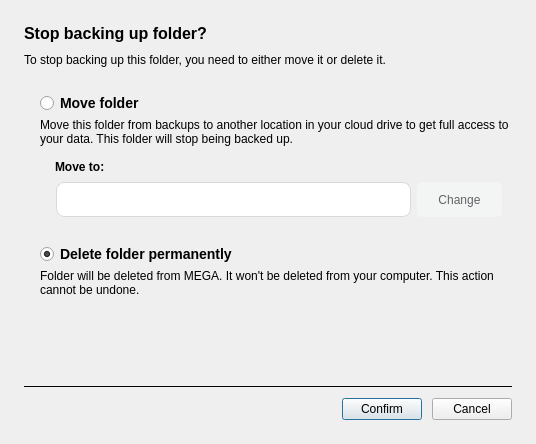
First picture: the form in src/MEGASync/syncs/gui/Backups/linux/RemoveBackupDialog.ui, repository meganz/MEGAsync, before the edit.
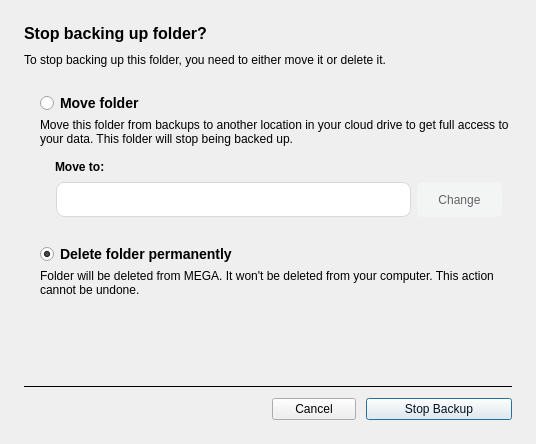
Second picture: the form after the edit. Icons and pictures are not drawn.

Commit message: SNC-4742: Finished new design & themed tokens.

What changed in the file:
```diff
--- a/src/MEGASync/syncs/gui/Backups/linux/RemoveBackupDialog.ui
+++ b/src/MEGASync/syncs/gui/Backups/linux/RemoveBackupDialog.ui
@@ -20,12 +20,23 @@
    <string>Stop backup</string>
   </property>
   <property name="styleSheet">
-   <string notr="true">#lTitle
+   <string notr="true">/*ColorTokenIcon;Button;bConfirm;normal;off;colorToken.text-inverse-accent*/
+/*ColorTokenIcon;Button;bConfirm;disabled;off;colorToken.text-inverse-accent*/
+/*ColorTokenIcon;Button;bConfirm;active;off;colorToken.text-inverse-accent*/
+/*ColorTokenIcon;Button;bConfirm;selected;off;colorToken.text-inverse-accent*/
+
+#lTitle
 {
 font-weight: 600;
 font-size:16px;
 }
 
+#bConfirm
+{
+color: #04101E; /*colorToken.text-inverse-accent*/
+background-color:  #F4F4F5; /*colorToken.button-primary*/
+}
+
 #rMoveFolder, #rDeleteFolder
 {
 font-weight: 600;
@@ -316,24 +327,52 @@
        </property>
       </spacer>
      </item>
-     <item>
-      <widget class="QPushButton" name="bConfirm">
-       <property name="text">
-        <string>Confirm</string>
-       </property>
-       <property name="default">
-        <bool>true</bool>
-       </property>
-      </widget>
-     </item>
      <item>
       <widget class="QPushButton" name="bCancel">
+       <property name="minimumSize">
+        <size>
+         <width>84</width>
+         <height>0</height>
+        </size>
+       </property>
+       <property name="cursor">
+        <cursorShape>PointingHandCursor</cursorShape>
+       </property>
        <property name="text">
         <string>Cancel</string>
        </property>
        <property name="default">
         <bool>false</bool>
        </property>
+       <property name="flat">
+        <bool>false</bool>
+       </property>
+      </widget>
+     </item>
+     <item>
+      <widget class="QPushButton" name="bConfirm">
+       <property name="minimumSize">
+        <size>
+         <width>146</width>
+         <height>0</height>
+        </size>
+       </property>
+       <property name="cursor">
+        <cursorShape>PointingHandCursor</cursorShape>
+       </property>
+       <property name="text">
+        <string>Stop Backup</string>
+       </property>
+       <property name="icon">
+        <iconset resource="../../../../gui/Resources.qrc">
+         <normaloff>:/images/minus-circle.svg</normaloff>:/images/minus-circle.svg</iconset>
+       </property>
+       <property name="default">
+        <bool>true</bool>
+       </property>
+       <property name="flat">
+        <bool>false</bool>
+       </property>
       </widget>
      </item>
     </layout>
```
Left out of the diff: 4 changed lines with no effect on the pictures. The commit also changes 4 other files.
